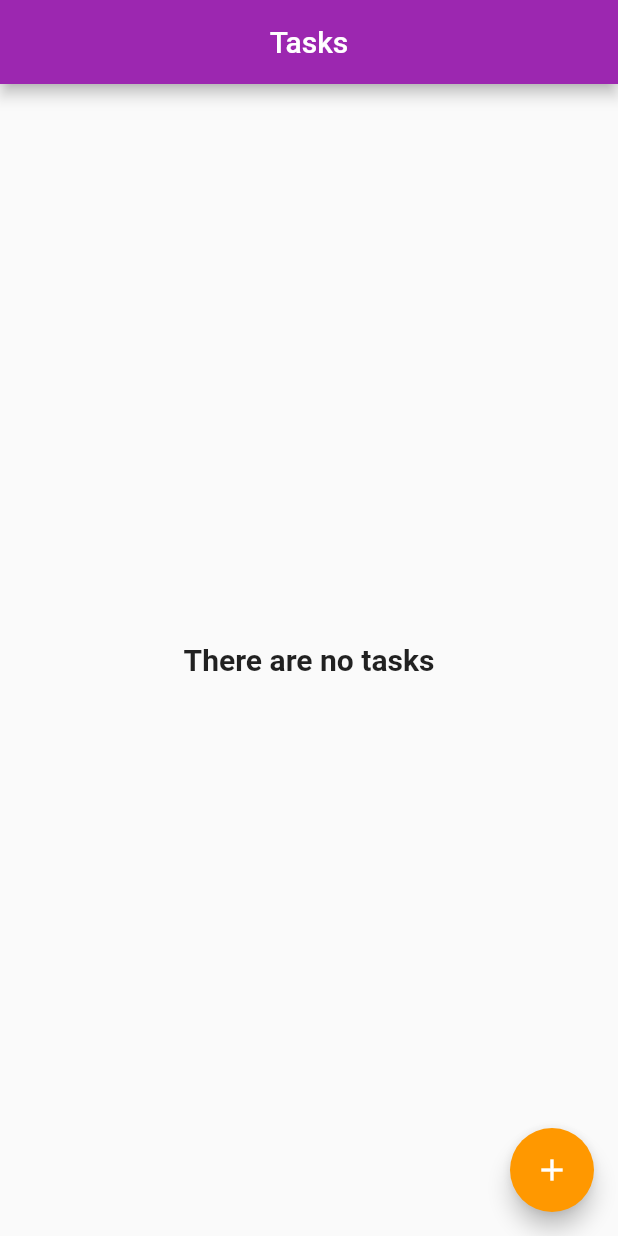
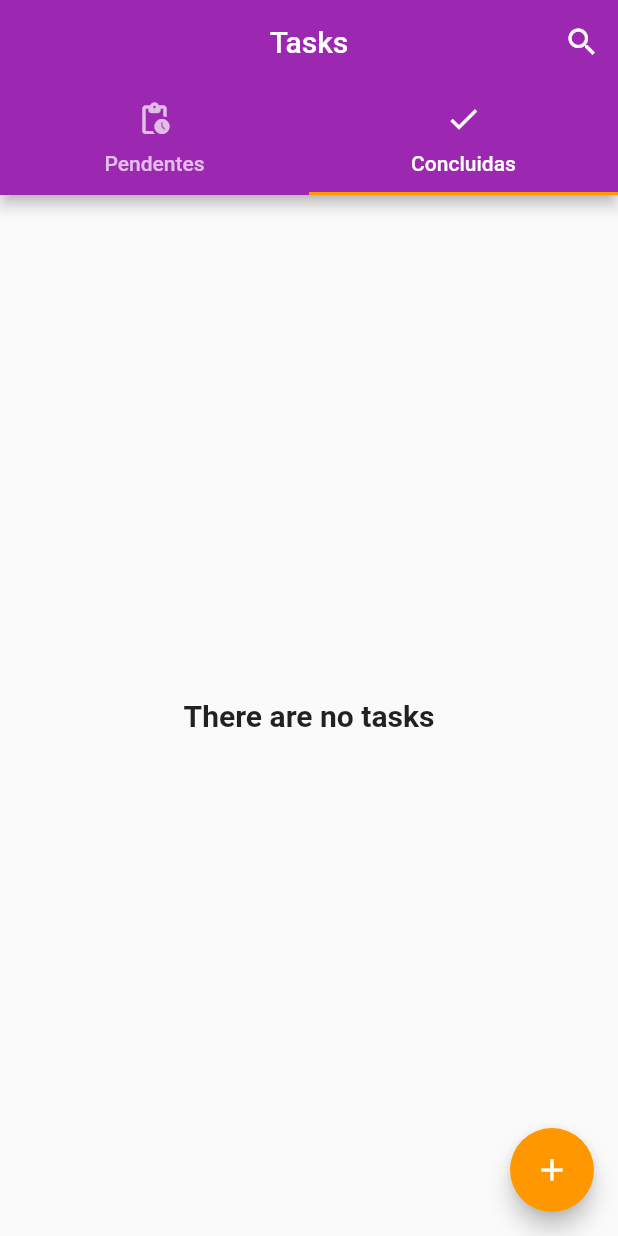
Before and after one commit to FrancimarioAraujo/Lista-de-Tarefas, a Flutter app: the screen it shows after launch, on a phone screen of 412 x 824 dp. Run offline on Flutter 3.47's test engine with Material 2 defaults, Android fonts, the phone set to English and light mode, and no system bars; our stand-ins replace flutter_mobx, flutter_modular, flutter_screenutil, localization, mobx, sqflite; accounts and stored records are empty; generated files the repository leaves out were written again.

Commit message:
add tabs

```diff
--- /dev/null
+++ b/lib/app/modules/routine/view/pages/routine_concluded_body_page.dart
@@ -0,0 +1,67 @@
+import 'package:click/app/modules/routine/controller/routine_controller.dart';
+import 'package:click/app/modules/routine/view/components/card_routine.dart';
+import 'package:click/assets/constants.dart';
+import 'package:flutter/material.dart';
+
+import 'package:flutter_mobx/flutter_mobx.dart';
+import 'package:flutter_modular/flutter_modular.dart';
+import 'package:flutter_screenutil/flutter_screenutil.dart';
+import 'package:localization/localization.dart';
+
+class RoutineConcludedBodyPage extends StatefulWidget {
+  const RoutineConcludedBodyPage({Key? key}) : super(key: key);
+
+  @override
+  State<RoutineConcludedBodyPage> createState() =>
+      _RoutineConcludedBodyPageState();
+}
+
+class _RoutineConcludedBodyPageState extends State<RoutineConcludedBodyPage> {
+  final routinesController = Modular.get<RoutineController>();
+  @override
+  void didChangeDependencies() {
+    super.didChangeDependencies();
+    routinesController.fetchRoutines();
+  }
+
+  @override
+  Widget build(BuildContext context) {
+    ColorScheme themeColor = Theme.of(context).colorScheme;
+
+    ScreenUtil.init(context,
+        designSize: const Size(
+            Constants.WIDTH_DEVICE_DEFAULT, Constants.HEIGHT_DEVICE_DEFAULT));
+
+    return Observer(
+      builder: (_) {
+        if (routinesController.isLoading) {
+          return Center(
+            child: CircularProgressIndicator(
+              color: themeColor.secondary,
+            ),
+          );
+        }
+        if (routinesController.routinesConcluded.isEmpty) {
+          return Center(
+            child: Text(
+              "thereAreNoTasks".i18n(),
+              style: TextStyle(
+                fontWeight: FontWeight.bold,
+                fontSize: 20.sp,
+              ),
+            ),
+          );
+        }
+
+        return Observer(builder: (_) {
+          return ListView.builder(
+            itemCount: routinesController.routinesConcluded.length,
+            itemBuilder: (context, index) {
+              return CardRoutine(routinesController.routinesConcluded[index]);
+            },
+          );
+        });
+      },
+    );
+  }
+}
--- a/lib/app/modules/routine/view/pages/routine_page.dart
+++ b/lib/app/modules/routine/view/pages/routine_page.dart
@@ -1,11 +1,9 @@
 import 'package:click/app/modules/routine/controller/routine_controller.dart';
-import 'package:click/app/modules/routine/view/components/card_routine.dart';
 import 'package:click/app/modules/routine/view/components/new_routine_alert_dialog.dart';
-import 'package:click/assets/constants.dart';
+import 'package:click/app/modules/routine/view/pages/routine_concluded_body_page.dart';
+import 'package:click/app/modules/routine/view/pages/routine_peding_body_page.dart';
 import 'package:flutter/material.dart';
-import 'package:flutter_mobx/flutter_mobx.dart';
 import 'package:flutter_modular/flutter_modular.dart';
-import 'package:flutter_screenutil/flutter_screenutil.dart';
 import 'package:localization/localization.dart';
 
 class RoutinePage extends StatefulWidget {
@@ -19,52 +17,40 @@ class _RoutinePageState extends State<RoutinePage> {
   final routinesController = Modular.get<RoutineController>();
 
   @override
-  void didChangeDependencies() {
-    super.didChangeDependencies();
-    routinesController.fetchRoutines();
-  }
-
-  @override
   Widget build(BuildContext context) {
-    ColorScheme themeColor = Theme.of(context).colorScheme;
-    ScreenUtil.init(context,
-        designSize: const Size(
-            Constants.WIDTH_DEVICE_DEFAULT, Constants.HEIGHT_DEVICE_DEFAULT));
-    return Scaffold(
+    return DefaultTabController(
+      initialIndex: 1,
+      length: 2,
+      child: Scaffold(
         appBar: AppBar(
           centerTitle: true,
           title: Text("tasks".i18n()),
-      ),
-      body: Observer(
-        builder: (_) {
-          if (routinesController.isLoading) {
-            return Center(
-              child: CircularProgressIndicator(
-                color: themeColor.secondary,
-              ),
-            );
-          }
-          if (routinesController.routines.isEmpty) {
-            return Center(
-              child: Text(
-                "thereAreNoTasks".i18n(),
-                style: TextStyle(
-                  fontWeight: FontWeight.bold,
-                  fontSize: 20.sp,
+          actions: [
+            IconButton(
+              onPressed: () {},
+              icon: const Icon(
+                Icons.search,
               ),
             ),
-            );
-          }
-
-          return Observer(builder: (_) {
-            return ListView.builder(
-              itemCount: routinesController.routines.length,
-              itemBuilder: (context, index) {
-                return CardRoutine(routinesController.routines[index]);
-              },
-            );
-          });
-        },
+          ],
+          bottom: const TabBar(
+            tabs: <Widget>[
+              Tab(
+                text: "Pendentes",
+                icon: Icon(Icons.pending_actions_rounded),
+              ),
+              Tab(
+                text: "Concluidas",
+                icon: Icon(Icons.check),
+              ),
+            ],
+          ),
+        ),
+        body: const TabBarView(
+          children: [
+            RoutinePedingBodyPage(),
+            RoutineConcludedBodyPage(),
+          ],
         ),
         floatingActionButton: FloatingActionButton(
           heroTag: "addNewRoutine",
@@ -76,6 +62,7 @@ class _RoutinePageState extends State<RoutinePage> {
           },
           child: const Icon(Icons.add),
         ),
+      ),
     );
   }
 }
```
Also changed, not shown: lib/app/modules/routine/controller/routine_controller.dart (+8 -0 lines), lib/app/modules/routine/view/components/checkbox_routine.dart (+3 -5 lines), lib/app/modules/routine/view/pages/routine_peding_body_page.dart (added, +65 -0 lines), lib/app/modules/routine/controller/routine_controller.g.dart. Lines whose indentation alone changed are shown as unchanged.
